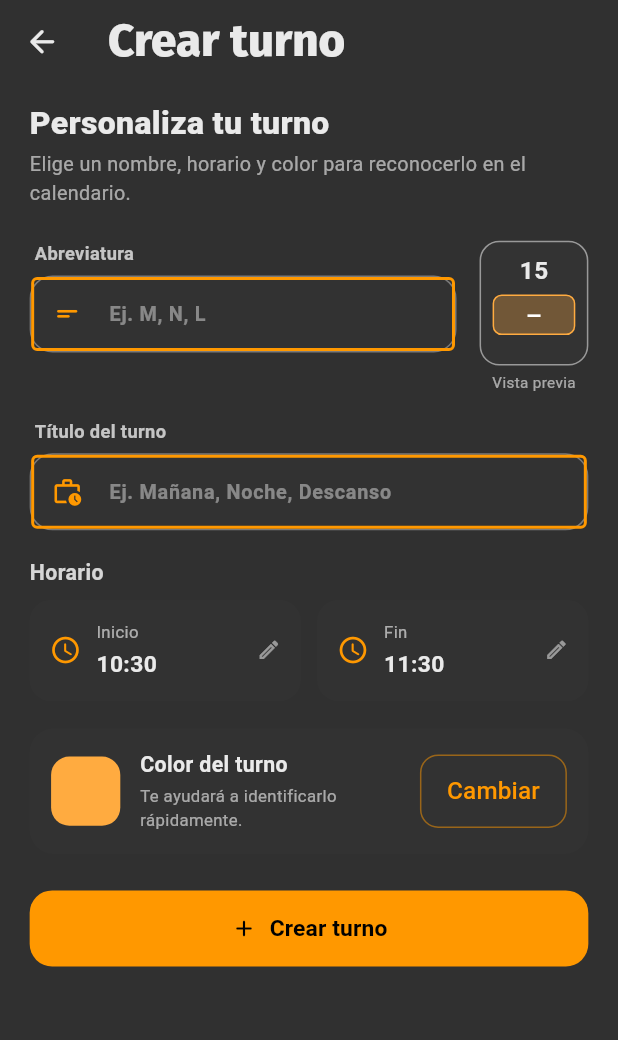
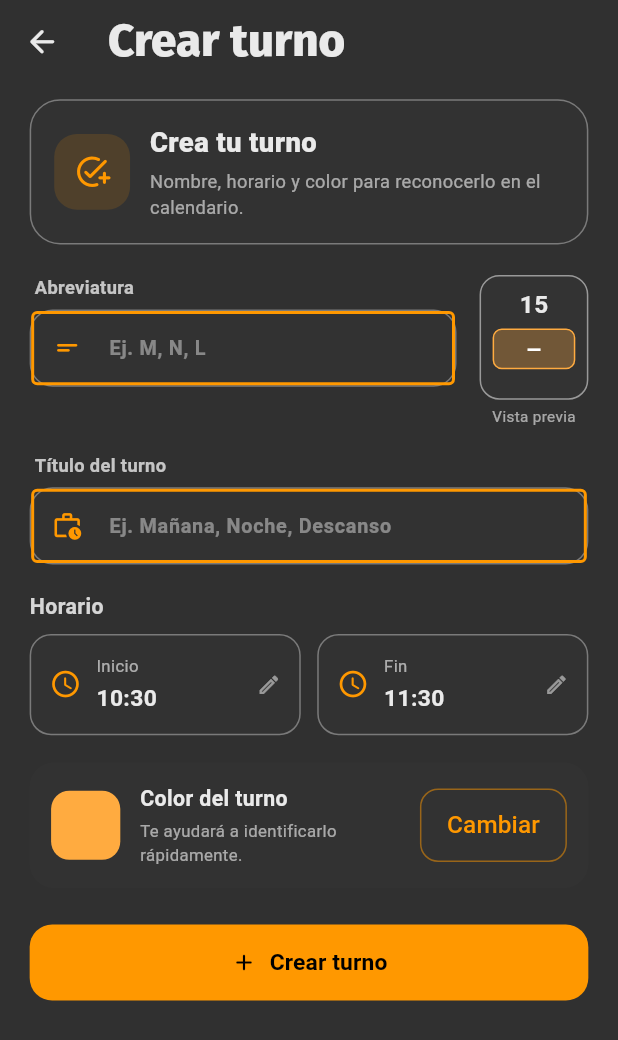
Before and after one commit to sandamil/Calendario, a Flutter app: the TurnoFormView screen opened directly, on a phone screen of 412 x 824 dp. Shown: the top 1040 px of the screen. Run offline on Flutter 3.47's test engine with Material 3 defaults, Android fonts, the phone set to English and light mode, and no system bars; our stand-ins replace file_picker, firebase_core, firebase_messaging, flutter_local_notifications, flutter_riverpod, flutter_screenutil and 18 more; missing offline and left inert: clipboard, flex_color_picker, flutter_file_dialog, image_fade, tutorial_coach_mark; accounts and stored records are empty; project files that could hold a hidden picture were left out.

Commit message:
Refresh shared create and edit shift form styling

```diff
--- a/lib/app/modules/crearTurno/views/turno_form_view.dart
+++ b/lib/app/modules/crearTurno/views/turno_form_view.dart
@@ -298,20 +298,61 @@ class _TurnoFormViewState extends ConsumerState<TurnoFormView> {
             child: Column(
               crossAxisAlignment: CrossAxisAlignment.start,
               children: [
+                Container(
+                  width: double.infinity,
+                  padding: EdgeInsets.all(14.w),
+                  decoration: BoxDecoration(
+                    color: theme.colorScheme.surfaceContainerHighest.withOpacity(.38),
+                    borderRadius: BorderRadius.circular(20.r),
+                    border: Border.all(
+                      color: theme.colorScheme.outlineVariant.withOpacity(.35),
+                    ),
+                  ),
+                  child: Row(
+                    children: [
+                      Container(
+                        width: 46.w,
+                        height: 46.w,
+                        decoration: BoxDecoration(
+                          color: PRIMARY_COLOR.withOpacity(.14),
+                          borderRadius: BorderRadius.circular(15.r),
+                        ),
+                        child: Icon(
+                          _esEdicion
+                              ? Icons.edit_calendar_rounded
+                              : Icons.add_task_rounded,
+                          color: PRIMARY_COLOR,
+                          size: 24.sp,
+                        ),
+                      ),
+                      SizedBox(width: 12.w),
+                      Expanded(
+                        child: Column(
+                          crossAxisAlignment: CrossAxisAlignment.start,
+                          children: [
                             Text(
-                  'Personaliza tu turno',
+                              _esEdicion ? 'Personaliza tu turno' : 'Crea tu turno',
                               style: TextStyle(
-                    fontSize: 21.sp,
+                                fontSize: 18.sp,
                                 fontWeight: FontWeight.w800,
                                 color: textColor,
                               ),
                             ),
                             SizedBox(height: 4.h),
                             Text(
-                  'Elige un nombre, horario y color para reconocerlo en el calendario.',
-                  style: TextStyle(fontSize: 13.sp, color: mutedColor),
+                              'Nombre, horario y color para reconocerlo en el calendario.',
+                              style: TextStyle(
+                                fontSize: 12.sp,
+                                color: mutedColor,
                               ),
-                SizedBox(height: 22.h),
+                            ),
+                          ],
+                        ),
+                      ),
+                    ],
+                  ),
+                ),
+                SizedBox(height: 20.h),
                 Row(
                   crossAxisAlignment: CrossAxisAlignment.start,
                   children: [
@@ -586,7 +627,12 @@ class _TurnoFormViewState extends ConsumerState<TurnoFormView> {
     final textColor = theme.colorScheme.onSurface;
     return Material(
       color: theme.colorScheme.surfaceContainerHighest.withOpacity(.48),
+      shape: RoundedRectangleBorder(
         borderRadius: BorderRadius.circular(14.r),
+        side: BorderSide(
+          color: theme.colorScheme.outlineVariant.withOpacity(.35),
+        ),
+      ),
       child: InkWell(
         borderRadius: BorderRadius.circular(14.r),
         onTap: onTap,
```
Lines whose indentation alone changed are shown as unchanged.
